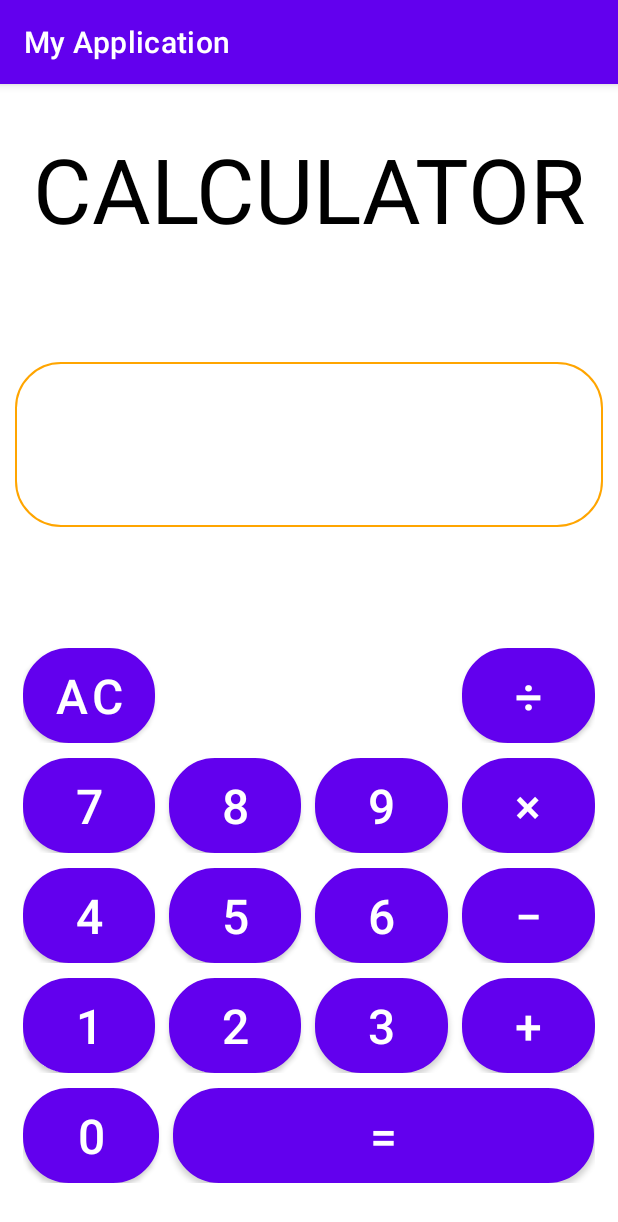
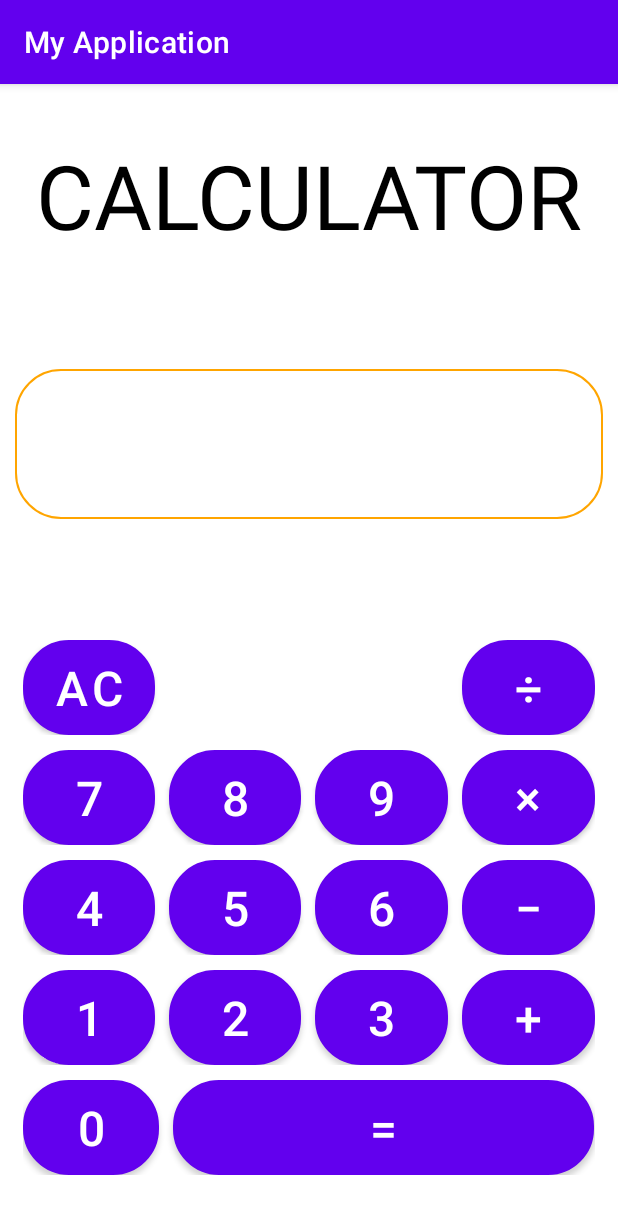
Before and after one commit to Famiesta/Calculator1_android, an Android app: the screen it shows after launch (MainActivity), on a phone screen of 412 x 824 dp. Shown: the top 1222 px of the screen. Run offline under Robolectric (Android 15) with nearby library versions, the phone set to English and light mode, and no system bars.

Commit message:
chỉnh sửa textview nhỏ lại, bỏ wrap_content trong textview chỉnh sửa lại button 0 và result

```diff
--- a/app/src/main/res/layout/activity_main.xml
+++ b/app/src/main/res/layout/activity_main.xml
@@ -14,24 +14,23 @@
         android:orientation="vertical">
         <TextView
             android:layout_width="match_parent"
-            android:layout_height="wrap_content"
+            android:layout_height="80dp"
             android:gravity="center"
             android:textColor="#000"
             android:text="CALCULATOR"
-            android:layout_marginBottom="75dp"
-            android:textSize="60sp"/>
+            android:autoSizeTextType="uniform"
+            android:layout_marginBottom="75dp"/>
         <TextView
             android:id="@+id/input"
             android:layout_width="match_parent"
-            android:layout_height="110dp"
+            android:layout_height="100dp"
             android:paddingTop="10dp"
             android:paddingBottom="10dp"
             android:gravity="center|right"
             android:hint="I"
             android:autoSizeTextType="uniform"
             android:textColor="#000"
-            android:background="@drawable/vien"
-            android:textSize="65sp"/>
+            android:background="@drawable/vien" />
     </LinearLayout>
     <TableLayout
         android:layout_width="match_parent"
```
Also changed, not shown: app/src/main/java/com/example/myapplication/MainActivity.kt (+21 -6 lines).
